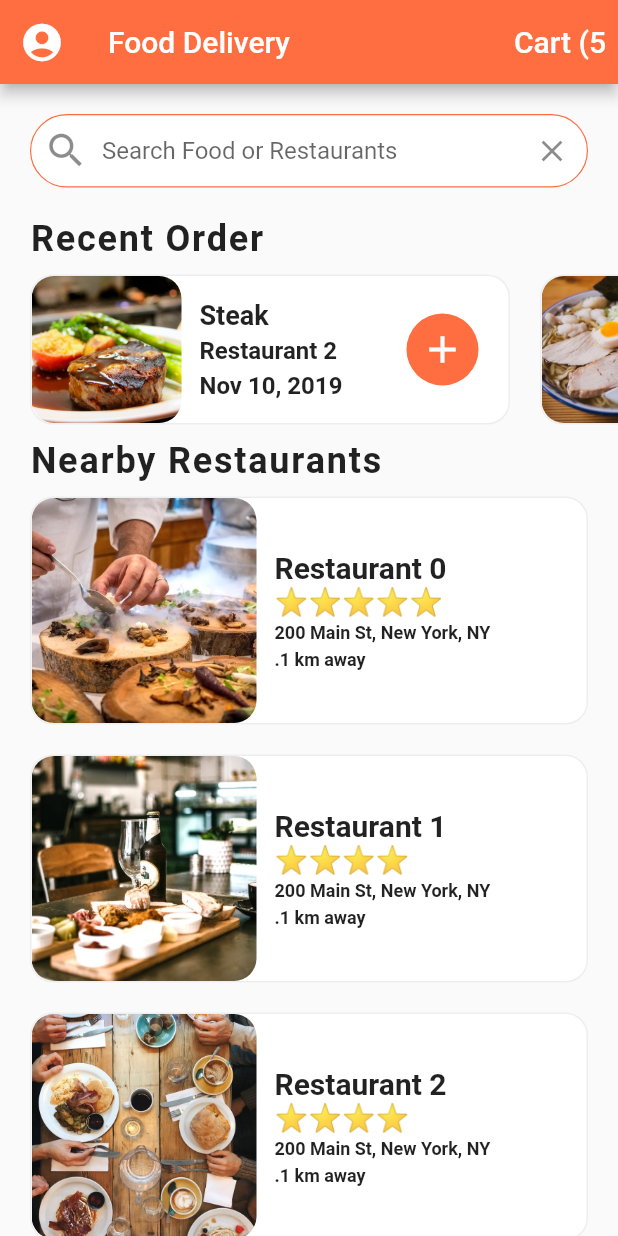
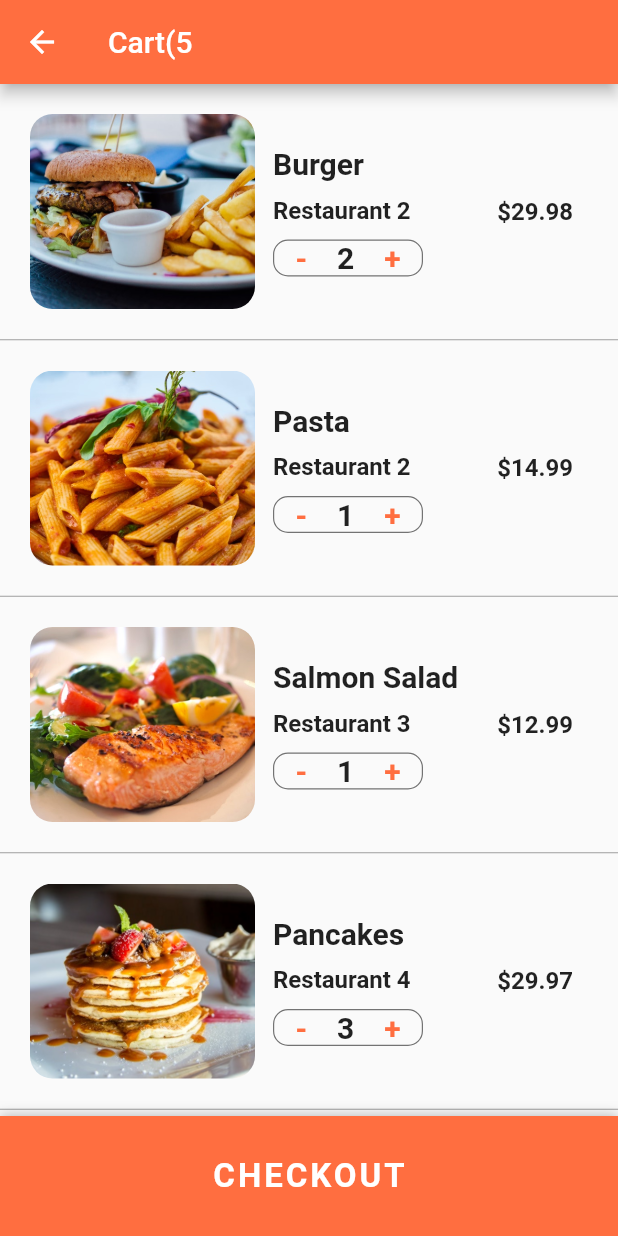
Before and after one commit to abughalib/Flutter-Food-Delivery, a Flutter app: the screen it shows after launch, after a tap on an icon or button, on a phone screen of 412 x 824 dp. Run offline on Flutter 3.47's test engine with Material 2 defaults, Android fonts, the phone set to English and light mode, and no system bars.

```diff
--- /dev/null
+++ b/lib/screens/cart_screen.dart
@@ -0,0 +1,230 @@
+import 'package:flutter/material.dart';
+import 'package:flutter_food_delivery_ui/data/data.dart';
+import 'package:flutter_food_delivery_ui/models/order.dart';
+
+class CartScreen extends StatefulWidget {
+  @override
+  _CartScreenState createState() => _CartScreenState();
+}
+
+class _CartScreenState extends State<CartScreen> {
+  String _totalCost() {
+    double totalPrice = 0;
+    currentUser.cart.forEach(
+        (Order order) => totalPrice += order.quantity * order.food.price);
+    return totalPrice.toStringAsFixed(2);
+  }
+
+  _buildCartItem(Order order) {
+    return Container(
+      padding: EdgeInsets.all(20.0),
+      height: 170.0,
+      child: Row(
+        children: <Widget>[
+          Expanded(
+            child: Row(
+              children: <Widget>[
+                Container(
+                  width: 150.0,
+                  decoration: BoxDecoration(
+                    image: DecorationImage(
+                      image: AssetImage(order.food.imageUrl),
+                      fit: BoxFit.cover,
+                    ),
+                    borderRadius: BorderRadius.circular(15.0),
+                  ),
+                ),
+                Expanded(
+                  child: Container(
+                    margin: EdgeInsets.all(12.0),
+                    child: Column(
+                      mainAxisAlignment: MainAxisAlignment.center,
+                      crossAxisAlignment: CrossAxisAlignment.start,
+                      children: <Widget>[
+                        Text(
+                          '${order.food.name}',
+                          style: TextStyle(
+                            fontSize: 20.0,
+                            fontWeight: FontWeight.bold,
+                          ),
+                          overflow: TextOverflow.ellipsis,
+                        ),
+                        SizedBox(height: 10.0),
+                        Text(
+                          '${order.restaurant.name}',
+                          style: TextStyle(
+                            fontSize: 16.0,
+                            fontWeight: FontWeight.w600,
+                          ),
+                          overflow: TextOverflow.ellipsis,
+                        ),
+                        SizedBox(height: 10.0),
+                        Container(
+                          width: 100.0,
+                          decoration: BoxDecoration(
+                            borderRadius: BorderRadius.circular(10.0),
+                            border: Border.all(
+                              width: 0.8,
+                              color: Colors.black54,
+                            ),
+                          ),
+                          child: Row(
+                            mainAxisAlignment: MainAxisAlignment.center,
+                            children: <Widget>[
+                              GestureDetector(
+                                onTap: () {},
+                                child: Text(
+                                  '-',
+                                  style: TextStyle(
+                                    color: Theme.of(context).primaryColor,
+                                    fontSize: 20.0,
+                                    fontWeight: FontWeight.w600,
+                                  ),
+                                ),
+                              ),
+                              SizedBox(width: 20.0),
+                              Text(
+                                '${order.quantity.toString()}',
+                                style: TextStyle(
+                                  fontSize: 20.0,
+                                  fontWeight: FontWeight.w600,
+                                ),
+                              ),
+                              SizedBox(width: 20.0),
+                              GestureDetector(
+                                onTap: () {},
+                                child: Text(
+                                  '+',
+                                  style: TextStyle(
+                                    color: Theme.of(context).primaryColor,
+                                    fontSize: 20.0,
+                                    fontWeight: FontWeight.w600,
+                                  ),
+                                ),
+                              ),
+                            ],
+                          ),
+                        ),
+                      ],
+                    ),
+                  ),
+                ),
+              ],
+            ),
+          ),
+          Container(
+            margin: EdgeInsets.all(10.0),
+            child: Text(
+              '\$${order.quantity * order.food.price}',
+              style: TextStyle(
+                fontSize: 16.0,
+                fontWeight: FontWeight.w600,
+              ),
+            ),
+          )
+        ],
+      ),
+    );
+  }
+
+  @override
+  Widget build(BuildContext context) {
+    return Scaffold(
+      appBar: AppBar(
+        title: Text('Cart(${currentUser.cart.length}'),
+      ),
+      body: ListView.separated(
+        physics: BouncingScrollPhysics(),
+        itemCount: currentUser.cart.length + 1,
+        itemBuilder: (BuildContext context, int index) {
+          if (index < currentUser.cart.length) {
+            Order order = currentUser.cart[index];
+            return _buildCartItem(order);
+          }
+          return Padding(
+            padding: EdgeInsets.all(20.0),
+            child: Column(
+              children: <Widget>[
+                Row(
+                  mainAxisAlignment: MainAxisAlignment.spaceBetween,
+                  children: <Widget>[
+                    Text(
+                      'Estimated Delivery Time: ',
+                      style: TextStyle(
+                        fontSize: 20.0,
+                        fontWeight: FontWeight.w600,
+                      ),
+                    ),
+                    Text(
+                      '20 min',
+                      style: TextStyle(
+                        fontSize: 20.0,
+                        fontWeight: FontWeight.w600,
+                      ),
+                    ),
+                  ],
+                ),
+                SizedBox(height: 10.0),
+                Row(
+                  mainAxisAlignment: MainAxisAlignment.spaceBetween,
+                  children: <Widget>[
+                    Text(
+                      'Total Cost: ',
+                      style: TextStyle(
+                        fontSize: 20.0,
+                        fontWeight: FontWeight.w600,
+                      ),
+                    ),
+                    Text(
+                      '\$${_totalCost()}',
+                      style: TextStyle(
+                        fontSize: 20.0,
+                        fontWeight: FontWeight.w600,
+                        color: Colors.green[700],
+                      ),
+                    ),
+                  ],
+                ),
+                SizedBox(height: 80.0),
+              ],
+            ),
+          );
+        },
+        separatorBuilder: (BuildContext context, int index) {
+          return Divider(
+            height: 1.0,
+            color: Colors.grey,
+          );
+        },
+      ),
+      bottomSheet: Container(
+        height: 80.0,
+        width: MediaQuery.of(context).size.width,
+        decoration: BoxDecoration(
+          color: Theme.of(context).primaryColor,
+          boxShadow: [
+            BoxShadow(
+              color: Colors.black26,
+              offset: Offset(0, -1),
+              blurRadius: 6.0,
+            ),
+          ],
+        ),
+        child: ButtonTheme(
+          child: TextButton(
+            child: Text(
+              'CHECKOUT',
+              style: TextStyle(
+                color: Colors.white,
+                fontSize: 22.0,
+                fontWeight: FontWeight.bold,
+                letterSpacing: 2.0,
+              ),
+            ),
+            onPressed: () {},
+          ),
+        ),
+      ),
+    );
+  }
+}
--- a/lib/screens/home_screen.dart
+++ b/lib/screens/home_screen.dart
@@ -5,6 +5,7 @@ import 'package:flutter_food_delivery_ui/widgets/rating_stars.dart';
 import 'package:flutter_food_delivery_ui/widgets/recent_orders.dart';
 
 import '../data/data.dart';
+import 'cart_screen.dart';
 
 class HomeScreen extends StatefulWidget {
   @override
@@ -104,7 +105,10 @@ class _HomeScreenState extends State<HomeScreen> {
         title: Text("Food Delivery"),
         actions: <Widget>[
           TextButton(
-            onPressed: () {},
+            onPressed: () => Navigator.push(
+              context,
+              MaterialPageRoute(builder: (_) => CartScreen()),
+            ),
             child: Text(
               'Cart (${currentUser.cart.length}',
               style: TextStyle(
```
